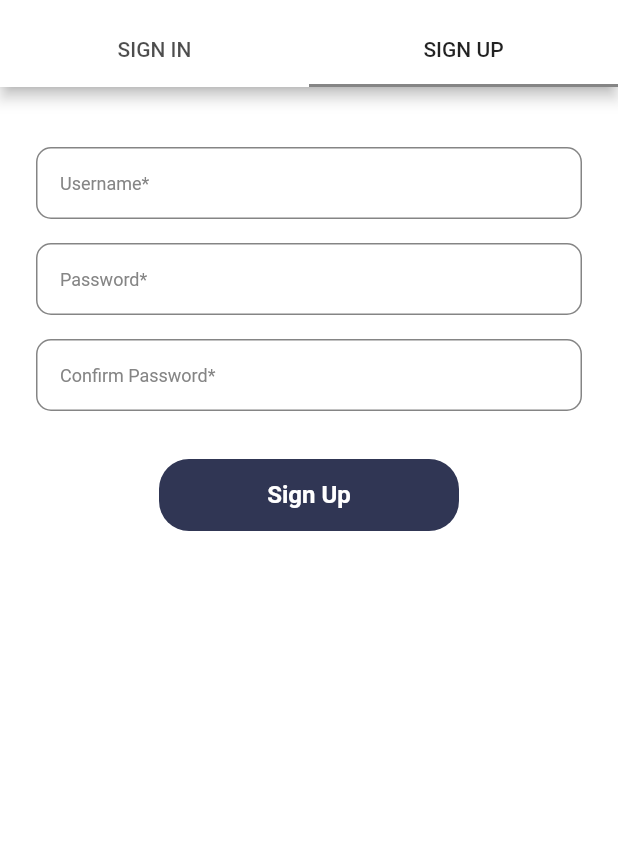
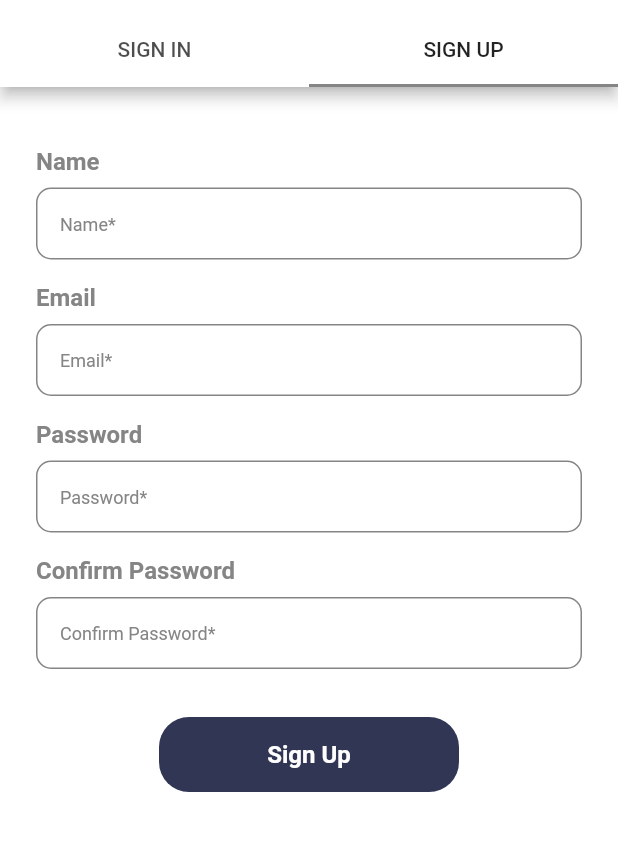
Before and after one commit to puksanon/aggie, a Flutter app: the screen it shows after launch, tab 2 chosen, after a tap on "Sign Up", on a phone screen of 412 x 824 dp, the part 69-920 px from its top. Run offline on Flutter 3.47's test engine with Material 2 defaults, Android fonts, the phone set to English and light mode, and no system bars; our stand-ins replace bloc, equatable, flutter_bloc, flutter_spinkit, google_maps_flutter, location and 2 more; missing offline and left inert: google_maps_place_picker, jwt_decode.

Commit message:
[update] sign up

```diff
--- a/lib/bloc/plan/plan_cubit.dart
+++ b/lib/bloc/plan/plan_cubit.dart
@@ -49,10 +49,8 @@ class PlanCubit extends Cubit<PlanState> {
         throw (body['message']);
       }
     } catch (e) {
+      if (temp is PlanLoaded) emit(PlanLoaded(plans: temp.plans));
       print(e);
-      emit(PlanStateErrors());
-    } finally {
-      if (temp is PlanLoaded) emit(PlanLoaded(plans: temp.plans));
     }
   }
 
@@ -67,7 +65,7 @@ class PlanCubit extends Cubit<PlanState> {
             .forEach((value) => {listTemp.add(Plan.fromJson(value))});
         emit(PlanLoaded(plans: listTemp));
       } else {
-        throw (body['errors']);
+        throw (body['message']);
       }
     } catch (e) {
       print(e);
--- a/lib/bloc/user/user_state.dart
+++ b/lib/bloc/user/user_state.dart
@@ -14,10 +14,24 @@ class UserSingingIn extends UserState {
   List<Object> get props => [];
 }
 
+class UserSingingUp extends UserState {
+  @override
+  List<Object> get props => [];
+}
+
 class UserSingInError extends UserState {
   final String message;
 
   UserSingInError({this.message});
+
+  @override
+  List<Object> get props => [message];
+}
+
+class UserSingUpError extends UserState {
+  final String message;
+
+  UserSingUpError({this.message});
 
   @override
   List<Object> get props => [message];
--- a/lib/pages/auth/components/FormSignIn.dart
+++ b/lib/pages/auth/components/FormSignIn.dart
@@ -25,9 +25,40 @@ class _FormSignInState extends State<FormSignIn> {
     final userCubit = Provider.of<UserCubit>(context, listen: false);
     if (email.text.isNotEmpty && password.text.isNotEmpty) {
       final res = await userCubit.signIn(email.text, password.text);
-      if (res != null) PageRouter.redirectToHome(context);
+      if (res != null)
+        PageRouter.redirectToHome(context);
+      else {
+        final userState = Provider.of<UserCubit>(context, listen: false).state;
+        if (userState is UserSingInError) {
+          ScaffoldMessenger.of(context)
+              .showSnackBar(_getErrorSnackBar(userState.message));
+        }
+      }
     }
     // PageRouter.redirectToHome(context);
+  }
+
+  SnackBar _getErrorSnackBar(String message) {
+    return SnackBar(
+      backgroundColor: Colors.red,
+      action: SnackBarAction(
+        label: 'Close',
+        textColor: Colors.white,
+        onPressed: () {
+          // Code to execute.
+        },
+      ),
+      content: Text('   $message'),
+      duration: const Duration(milliseconds: 1500),
+      width: 280.0, // Width of the SnackBar.
+      padding: const EdgeInsets.symmetric(
+        horizontal: 8.0, // Inner padding for SnackBar content.
+      ),
+      behavior: SnackBarBehavior.floating,
+      shape: RoundedRectangleBorder(
+        borderRadius: BorderRadius.circular(10.0),
+      ),
+    );
   }
 
   @override
@@ -37,6 +68,7 @@ class _FormSignInState extends State<FormSignIn> {
       body: Container(
         padding: EdgeInsets.only(right: 24, left: 24),
         child: Column(
+          crossAxisAlignment: CrossAxisAlignment.start,
           children: <Widget>[
             SizedBox(
               height: 16,
@@ -44,12 +76,26 @@ class _FormSignInState extends State<FormSignIn> {
             SizedBox(
               height: 24,
             ),
+            Text(
+              'Email',
+              style: Theme.of(context).textTheme.subtitle1,
+            ),
+            SizedBox(
+              height: 8,
+            ),
             CTextField(
               controller: email,
               hintText: 'Email',
             ),
             SizedBox(
               height: 16,
+            ),
+            Text(
+              'Password',
+              style: Theme.of(context).textTheme.subtitle1,
+            ),
+            SizedBox(
+              height: 8,
             ),
             CTextField(
               obstacle: true,
@@ -59,7 +105,8 @@ class _FormSignInState extends State<FormSignIn> {
             SizedBox(
               height: 32,
             ),
-            Container(
+            Center(
+              child: Container(
                 width: 200,
                 height: 50,
                 decoration: BoxDecoration(
@@ -81,6 +128,7 @@ class _FormSignInState extends State<FormSignIn> {
                         )),
                         onPressed: handleSignIn,
                       ),
+              ),
             )
           ],
         ),
--- a/lib/pages/auth/components/FormSignUp.dart
+++ b/lib/pages/auth/components/FormSignUp.dart
@@ -1,6 +1,10 @@
+import 'package:aggie/bloc/user/user_cubit.dart';
+import 'package:aggie/router/route.dart';
 import 'package:aggie/theme/design_token.dart';
 import 'package:aggie/widgets/CTextField.dart';
 import 'package:flutter/material.dart';
+import 'package:flutter_spinkit/flutter_spinkit.dart';
+import 'package:provider/provider.dart';
 
 class JsonSerializable {
   const JsonSerializable();
@@ -14,16 +18,59 @@ class FormSignUp extends StatefulWidget {
 class _FormSignUpState extends State<FormSignUp> {
   final _formKey = GlobalKey<FormState>();
   bool _isObscure = true;
+  TextEditingController name = TextEditingController();
+  TextEditingController email = TextEditingController();
+  TextEditingController pass = TextEditingController();
+  TextEditingController conPass = TextEditingController();
+
+  handleSignUp() async {
+    if (name.text.isNotEmpty &&
+        email.text.isNotEmpty &&
+        pass.text.isNotEmpty &&
+        pass.text == conPass.text) {
+      final res = await Provider.of<UserCubit>(context, listen: false)
+          .signUp(email.text, pass.text, name.text);
+      if (res != null)
+        PageRouter.redirectToHome(context);
+      else
+        ScaffoldMessenger.of(context).showSnackBar(_getErrorSnackBar(
+            (Provider.of<UserCubit>(context, listen: false).state
+                    as UserSingUpError)
+                .message));
+    }
+  }
+
+  SnackBar _getErrorSnackBar(String message) {
+    return SnackBar(
+      backgroundColor: Colors.red,
+      action: SnackBarAction(
+        label: 'Close',
+        textColor: Colors.white,
+        onPressed: () {
+          // Code to execute.
+        },
+      ),
+      content: Text('   $message'),
+      duration: const Duration(milliseconds: 1500),
+      width: 280.0, // Width of the SnackBar.
+      padding: const EdgeInsets.symmetric(
+        horizontal: 8.0, // Inner padding for SnackBar content.
+      ),
+      behavior: SnackBarBehavior.floating,
+      shape: RoundedRectangleBorder(
+        borderRadius: BorderRadius.circular(10.0),
+      ),
+    );
+  }
 
   @override
   Widget build(BuildContext context) {
-    const SizeBox = SizedBox(
-      height: 24,
-    );
-
-    return Container(
+    final userState = Provider.of<UserCubit>(context).state;
+    return SingleChildScrollView(
+      child: Container(
         padding: EdgeInsets.only(right: 24, left: 24),
         child: Column(
+          crossAxisAlignment: CrossAxisAlignment.start,
           children: <Widget>[
             SizedBox(
               height: 16,
@@ -31,40 +78,92 @@ class _FormSignUpState extends State<FormSignUp> {
             SizedBox(
               height: 24,
             ),
+            Text(
+              'Name',
+              style: Theme.of(context).textTheme.subtitle1,
+            ),
+            SizedBox(
+              height: 8,
+            ),
             CTextField(
-            hintText: 'Username*',
+              hintText: 'Name*',
+              controller: name,
             ),
             SizedBox(
               height: 16,
             ),
+            Text(
+              'Email',
+              style: Theme.of(context).textTheme.subtitle1,
+            ),
+            SizedBox(
+              height: 8,
+            ),
             CTextField(
-            hintText: 'Password*',
+              hintText: 'Email*',
+              controller: email,
             ),
             SizedBox(
               height: 16,
             ),
+            Text(
+              'Password',
+              style: Theme.of(context).textTheme.subtitle1,
+            ),
+            SizedBox(
+              height: 8,
+            ),
             CTextField(
+              obstacle: true,
+              hintText: 'Password*',
+              controller: pass,
+            ),
+            SizedBox(
+              height: 16,
+            ),
+            Text(
+              'Confirm Password',
+              style: Theme.of(context).textTheme.subtitle1,
+            ),
+            SizedBox(
+              height: 8,
+            ),
+            CTextField(
+              obstacle: true,
               hintText: 'Confirm Password*',
+              controller: conPass,
             ),
             SizedBox(
               height: 32,
             ),
-          Container(
+            Center(
+              child: Container(
                 width: 200,
+                height: 50,
                 decoration: BoxDecoration(
                     color: primary, borderRadius: BorderRadius.circular(20)),
-            child: TextButton(
+                child: userState is UserSingingUp || userState is UserSingingIn
+                    ? SpinKitRing(
+                        color: Colors.white,
+                        size: 30,
+                        lineWidth: 4,
+                      )
+                    : TextButton(
                         child: Center(
                             child: Text(
                           'Sign Up',
                           style: TextStyle(
-                    fontSize: 16, fontWeight: FontWeight.w700, color: white),
+                              fontSize: 16,
+                              fontWeight: FontWeight.w700,
+                              color: white),
                         )),
-              onPressed: () => {},
+                        onPressed: handleSignUp,
+                      ),
               ),
             )
           ],
         ),
+      ),
     );
   }
 }
--- a/lib/repository/user_repository.dart
+++ b/lib/repository/user_repository.dart
@@ -14,4 +14,18 @@ class UserRepo {
       print(e);
     }
   }
+
+  Future<http.Response> singUp(
+      String email, String password, String name) async {
+    Map<String, dynamic> reqBody = {
+      'email': email,
+      'password': password,
+      'name': name
+    };
+    try {
+      return await httpClient.post(this._singUpUrl, body: reqBody);
+    } catch (e) {
+      print(e);
+    }
+  }
 }
```
Also changed, not shown: lib/bloc/user/user_cubit.dart (+20 -2 lines), lib/pages/profile/profile.dart (+24 -2 lines), lib/router/route.dart (+9 -0 lines). Lines whose indentation alone changed are shown as unchanged.
